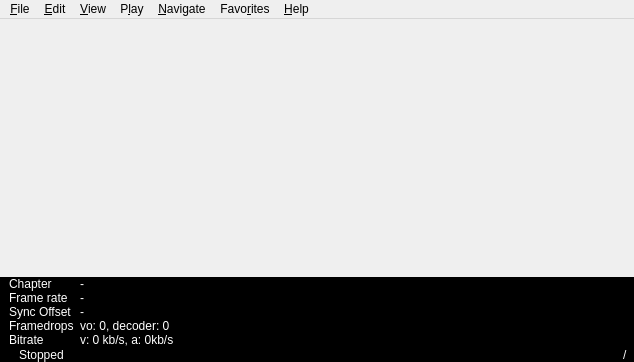
mpc-qt/mpc-qt, file mainwindow.ui: the form before one commit.
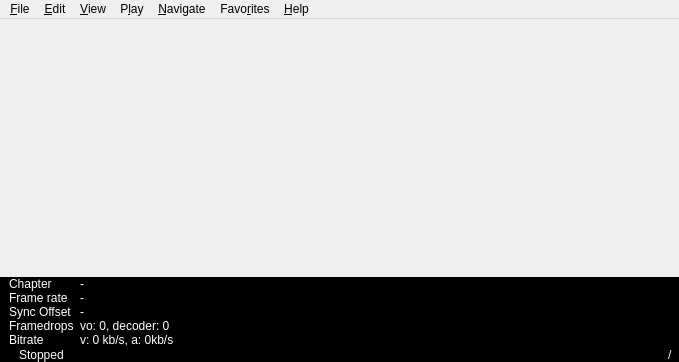
The form after the commit. Icons and pictures are not drawn.

Diff of the .ui file:
```diff
--- a/mainwindow.ui
+++ b/mainwindow.ui
@@ -6,7 +6,7 @@
    <rect>
     <x>0</x>
     <y>0</y>
-    <width>634</width>
+    <width>679</width>
     <height>362</height>
    </rect>
   </property>
@@ -116,7 +116,7 @@
           </item>
           <item>
            <widget class="QWidget" name="controlbar" native="true">
-            <layout class="QHBoxLayout" name="controlbarLayout" stretch="0,0,0,0,0,0,0,0,0,0,0,0,0,0,1,0">
+            <layout class="QHBoxLayout" name="controlbarLayout" stretch="0,0,0,0,0,0,0,0,0,0,0,0,0,0,1,0,0">
              <property name="leftMargin">
               <number>6</number>
              </property>
@@ -580,7 +580,7 @@
     <rect>
      <x>0</x>
      <y>0</y>
-     <width>634</width>
+     <width>679</width>
      <height>23</height>
     </rect>
    </property>
```
Left out of the diff: 52 changed lines with no effect on the pictures.
